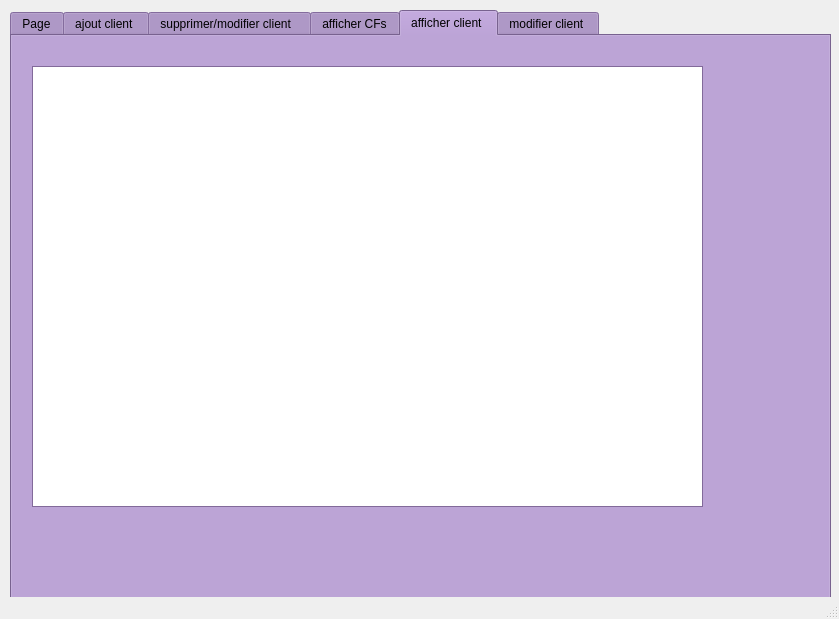
The window that mainwindow.ui (mensia/projectCPP_2A) describes before a commit, drawn with Qt 5.
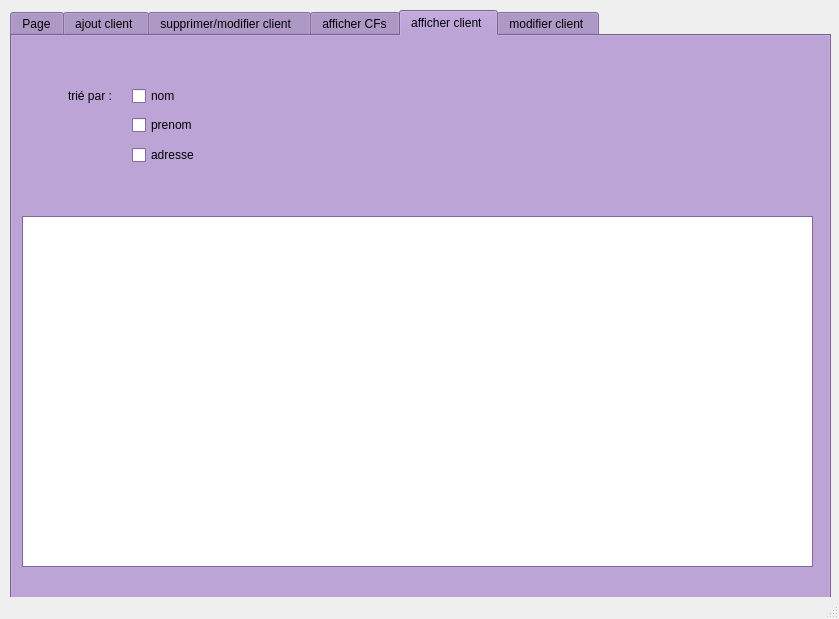
The same window after the commit. The open tabs and pages were chosen to show the change.

Patch:
```diff
--- a/mainwindow.ui
+++ b/mainwindow.ui
@@ -1767,13 +1767,65 @@
      <widget class="QTableView" name="tableau_client">
       <property name="geometry">
        <rect>
-        <x>20</x>
-        <y>30</y>
-        <width>671</width>
-        <height>441</height>
+        <x>10</x>
+        <y>180</y>
+        <width>791</width>
+        <height>351</height>
        </rect>
       </property>
      </widget>
+     <widget class="QLabel" name="label">
+      <property name="geometry">
+       <rect>
+        <x>56</x>
+        <y>50</y>
+        <width>71</width>
+        <height>20</height>
+       </rect>
+      </property>
+      <property name="text">
+       <string>trié par : </string>
+      </property>
+     </widget>
+     <widget class="QCheckBox" name="checkBox">
+      <property name="geometry">
+       <rect>
+        <x>120</x>
+        <y>50</y>
+        <width>81</width>
+        <height>20</height>
+       </rect>
+      </property>
+      <property name="text">
+       <string>nom </string>
+      </property>
+     </widget>
+     <widget class="QCheckBox" name="checkBox_2">
+      <property name="geometry">
+       <rect>
+        <x>120</x>
+        <y>80</y>
+        <width>70</width>
+        <height>18</height>
+       </rect>
+      </property>
+      <property name="text">
+       <string>prenom</string>
+      </property>
+     </widget>
+     <widget class="QCheckBox" name="checkBox_3">
+      <property name="geometry">
+       <rect>
+        <x>120</x>
+        <y>110</y>
+        <width>111</width>
+        <height>18</height>
+       </rect>
+      </property>
+      <property name="text">
+       <string>adresse</string>
+      </property>
+     </widget>
     </widget>
     <widget class="QWidget" name="tabWidgetPage_modifier">
      <attribute name="title">
```
Left out of the diff: 64 changed lines with no effect on the pictures.
